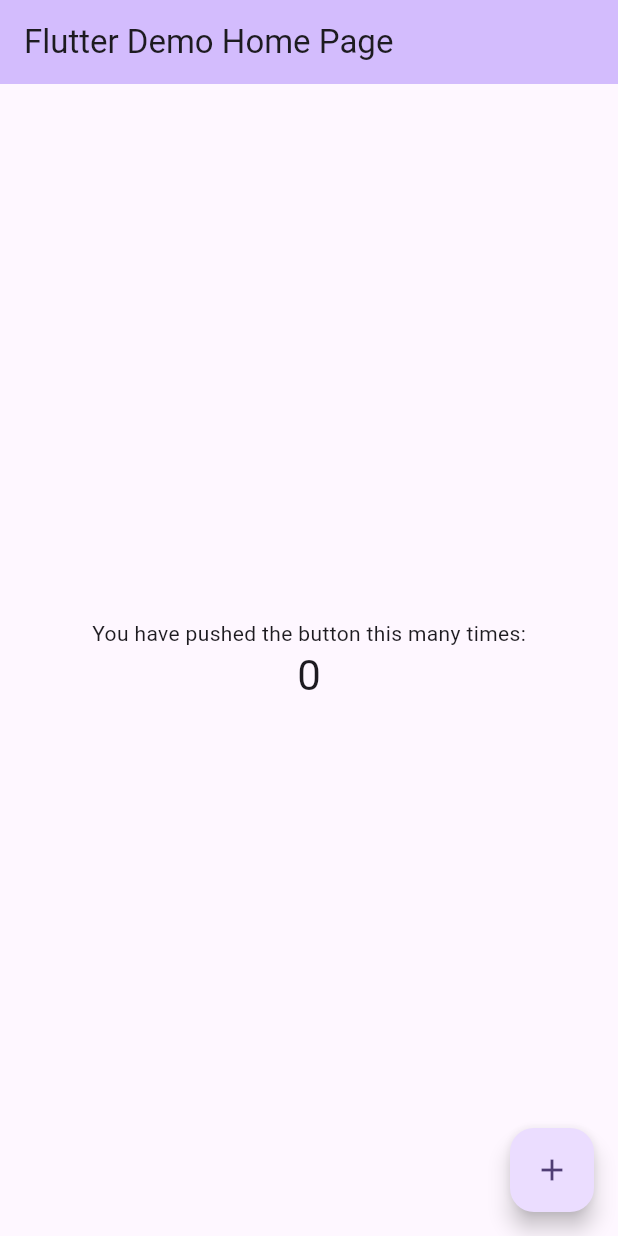
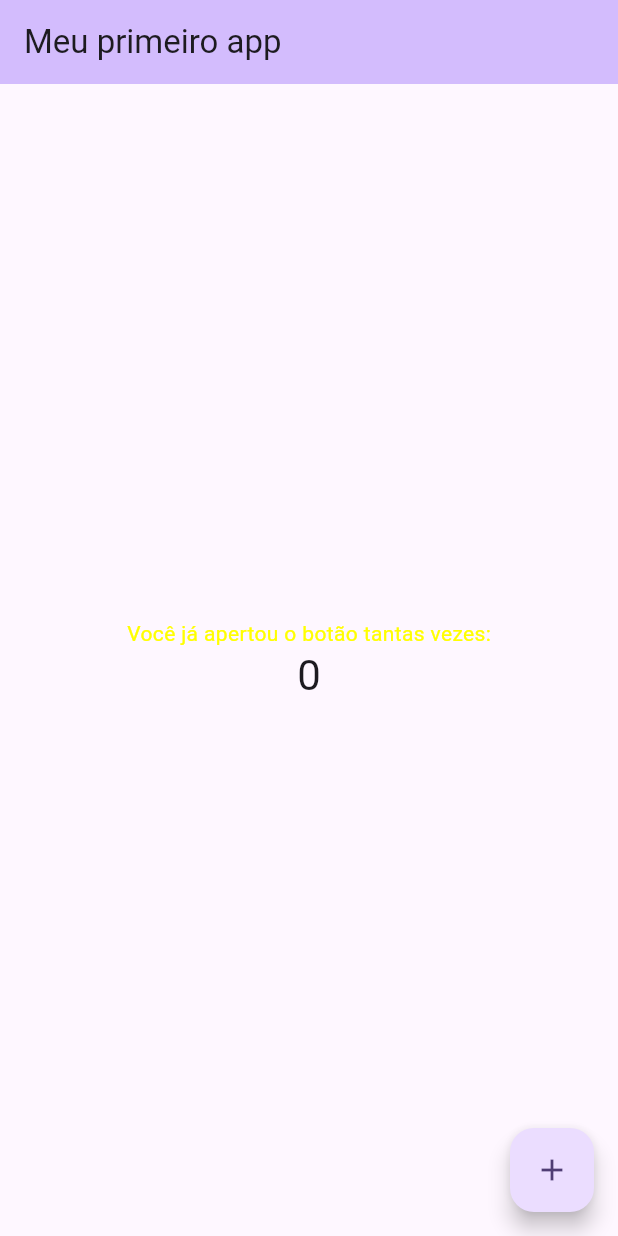
Before and after one commit to silberlima/meuappflutter, a Flutter app: the screen it shows after launch, on a phone screen of 412 x 824 dp. Run offline on Flutter 3.47's test engine with Material 2 defaults, Android fonts, the phone set to English and light mode, and no system bars.

Commit message:
primeira alteração

```diff
--- a/lib/main.dart
+++ b/lib/main.dart
@@ -7,46 +7,22 @@ void main() {
 class MyApp extends StatelessWidget {
   const MyApp({super.key});
 
-  // This widget is the root of your application.
+
   @override
   Widget build(BuildContext context) {
     return MaterialApp(
       title: 'Flutter Demo',
       theme: ThemeData(
-        // This is the theme of your application.
-        //
-        // TRY THIS: Try running your application with "flutter run". You'll see
-        // the application has a blue toolbar. Then, without quitting the app,
-        // try changing the seedColor in the colorScheme below to Colors.green
-        // and then invoke "hot reload" (save your changes or press the "hot
-        // reload" button in a Flutter-supported IDE, or press "r" if you used
-        // the command line to start the app).
-        //
-        // Notice that the counter didn't reset back to zero; the application
-        // state is not lost during the reload. To reset the state, use hot
-        // restart instead.
-        //
-        // This works for code too, not just values: Most code changes can be
-        // tested with just a hot reload.
         colorScheme: ColorScheme.fromSeed(seedColor: Colors.deepPurple),
         useMaterial3: true,
       ),
-      home: const MyHomePage(title: 'Flutter Demo Home Page'),
+      home: const MyHomePage(title: 'Meu primeiro app'),
     );
   }
 }
 
 class MyHomePage extends StatefulWidget {
   const MyHomePage({super.key, required this.title});
-
-  // This widget is the home page of your application. It is stateful, meaning
-  // that it has a State object (defined below) that contains fields that affect
-  // how it looks.
-
-  // This class is the configuration for the state. It holds the values (in this
-  // case the title) provided by the parent (in this case the App widget) and
-  // used by the build method of the State. Fields in a Widget subclass are
-  // always marked "final".
 
   final String title;
 
@@ -59,54 +35,26 @@ class _MyHomePageState extends State<MyHomePage> {
 
   void _incrementCounter() {
     setState(() {
-      // This call to setState tells the Flutter framework that something has
-      // changed in this State, which causes it to rerun the build method below
-      // so that the display can reflect the updated values. If we changed
-      // _counter without calling setState(), then the build method would not be
-      // called again, and so nothing would appear to happen.
+
       _counter++;
     });
   }
 
   @override
   Widget build(BuildContext context) {
-    // This method is rerun every time setState is called, for instance as done
-    // by the _incrementCounter method above.
-    //
-    // The Flutter framework has been optimized to make rerunning build methods
-    // fast, so that you can just rebuild anything that needs updating rather
-    // than having to individually change instances of widgets.
+
     return Scaffold(
       appBar: AppBar(
-        // TRY THIS: Try changing the color here to a specific color (to
-        // Colors.amber, perhaps?) and trigger a hot reload to see the AppBar
-        // change color while the other colors stay the same.
         backgroundColor: Theme.of(context).colorScheme.inversePrimary,
-        // Here we take the value from the MyHomePage object that was created by
-        // the App.build method, and use it to set our appbar title.
         title: Text(widget.title),
       ),
       body: Center(
-        // Center is a layout widget. It takes a single child and positions it
-        // in the middle of the parent.
         child: Column(
-          // Column is also a layout widget. It takes a list of children and
-          // arranges them vertically. By default, it sizes itself to fit its
-          // children horizontally, and tries to be as tall as its parent.
-          //
-          // Column has various properties to control how it sizes itself and
-          // how it positions its children. Here we use mainAxisAlignment to
-          // center the children vertically; the main axis here is the vertical
-          // axis because Columns are vertical (the cross axis would be
-          // horizontal).
-          //
-          // TRY THIS: Invoke "debug painting" (choose the "Toggle Debug Paint"
-          // action in the IDE, or press "p" in the console), to see the
-          // wireframe for each widget.
           mainAxisAlignment: MainAxisAlignment.center,
           children: <Widget>[
             const Text(
-              'You have pushed the button this many times:',
+              'Você já apertou o botão tantas vezes:',
+              style: TextStyle(color: Colors.yellowAccent),
             ),
             Text(
               '$_counter',
```
